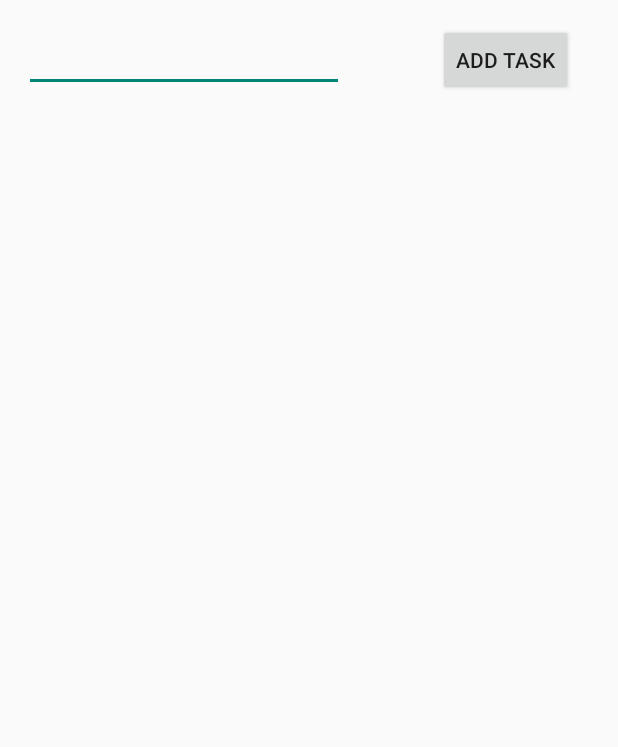
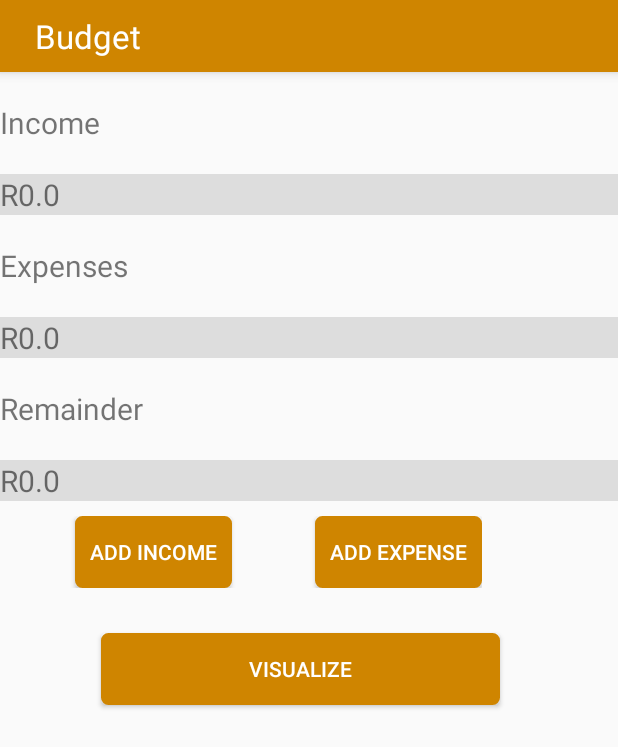
Before and after one commit to Pop-Circle/Personal-Assistant, an Android app: the screen it shows after launch (TaskManager before the commit, Budget after it), on a phone screen of 412 x 824 dp. Shown: the top 747 px of the screen. Run offline under Robolectric (Android 15) with nearby library versions, the phone set to English and light mode, and no system bars.

Commit message:
Created Basis for budget section in app
Created popups for onclicks of add income and add expense

```diff
--- /dev/null
+++ b/PersonalAssistant/app/src/main/java/pop_circle/personalassistant/Budget.java
@@ -0,0 +1,126 @@
+package pop_circle.personalassistant;
+
+import android.app.AlertDialog;
+import android.content.Context;
+import android.content.DialogInterface;
+import android.os.Bundle;
+import android.support.v7.app.AppCompatActivity;
+import android.view.LayoutInflater;
+import android.view.View;
+import android.view.ViewGroup;
+import android.widget.Button;
+import android.widget.EditText;
+import android.widget.PopupWindow;
+import android.widget.TextView;
+
+
+/**
+ * Created by Stashie on 2015/09/27.
+ */
+public class Budget extends AppCompatActivity {
+
+    private Button addIncome, addExpense, visualize;
+
+    final Context context = this;
+    protected void onCreate(Bundle savedInstanceState) {
+        super.onCreate(savedInstanceState);
+        setContentView(R.layout.activity_budget);
+        addIncome = (Button) findViewById(R.id.btnIncome);
+        addExpense = (Button) findViewById(R.id.btnExp);
+        visualize = (Button) findViewById(R.id.btnVisualize);
+
+        addIncome.setOnClickListener(new View.OnClickListener() {
+            @Override
+            public void onClick(View arg0) {
+
+                // get prompts.xml view
+                LayoutInflater li = LayoutInflater.from(context);
+                View promptsView = li.inflate(R.layout.popup_income, null);
+
+                AlertDialog.Builder alertDialogBuilder = new AlertDialog.Builder(
+                        context);
+
+                // set prompts.xml to alertdialog builder
+                alertDialogBuilder.setView(promptsView);
+
+                final EditText userInput = (EditText) promptsView
+                        .findViewById(R.id.edtInAmount);
+
+                // set dialog message
+                /*
+                alertDialogBuilder
+                        .setCancelable(false)
+                        .setPositiveButton("OK",
+                                new DialogInterface.OnClickListener() {
+                                    public void onClick(DialogInterface dialog,int id) {
+                                        // get user input and set it to result
+                                        // edit text
+                                        result.setText(userInput.getText());
+                                    }
+                                })
+                        .setNegativeButton("Cancel",
+                                new DialogInterface.OnClickListener() {
+                                    public void onClick(DialogInterface dialog,int id) {
+                                        dialog.cancel();
+                                    }
+                                });*/
+
+                // create alert dialog
+                AlertDialog alertDialog = alertDialogBuilder.create();
+
+                // show it
+                alertDialog.show();
+
+            }
+        });
+
+        addExpense.setOnClickListener(new View.OnClickListener() {
+            @Override
+            public void onClick(View arg0) {
+
+                // get prompts.xml view
+                LayoutInflater li = LayoutInflater.from(context);
+                View promptsView = li.inflate(R.layout.popup_expense, null);
+
+                AlertDialog.Builder alertDialogBuilder = new AlertDialog.Builder(
+                        context);
+
+                // set prompts.xml to alertdialog builder
+                alertDialogBuilder.setView(promptsView);
+
+                final EditText userInput = (EditText) promptsView
+                        .findViewById(R.id.edtExAmount);
+
+                // set dialog message
+                /*
+                alertDialogBuilder
+                        .setCancelable(false)
+                        .setPositiveButton("OK",
+                                new DialogInterface.OnClickListener() {
+                                    public void onClick(DialogInterface dialog,int id) {
+                                        // get user input and set it to result
+                                        // edit text
+                                        result.setText(userInput.getText());
+                                    }
+                                })
+                        .setNegativeButton("Cancel",
+                                new DialogInterface.OnClickListener() {
+                                    public void onClick(DialogInterface dialog,int id) {
+                                        dialog.cancel();
+                                    }
+                                });*/
+
+                // create alert dialog
+                AlertDialog alertDialog = alertDialogBuilder.create();
+
+                // show it
+                alertDialog.show();
+
+            }
+        });
+
+               // popupWindow.showAsDropDown(addIncome, 50, -30);
+
+
+    }
+}
--- /dev/null
+++ b/PersonalAssistant/app/src/main/res/layout/activity_budget.xml
@@ -0,0 +1,134 @@
+<?xml version="1.0" encoding="utf-8"?>
+<LinearLayout xmlns:android="http://schemas.android.com/apk/res/android"
+    android:orientation="vertical" android:layout_width="match_parent"
+    android:layout_height="match_parent"
+    android:weightSum="1">
+
+    <LinearLayout
+        android:orientation="horizontal"
+        android:layout_width="fill_parent"
+        android:layout_height="48dp"
+        android:background="#cf8500"
+        android:layout_alignParentRight="true"
+        android:layout_alignParentEnd="true"
+        android:gravity="center_vertical"
+        android:id="@+id/linearLayout"
+        android:elevation="5dp"
+        android:padding="3dp" >
+
+        <TextView
+            android:layout_width="wrap_content"
+            android:layout_height="wrap_content"
+            android:textAppearance="?android:attr/textAppearanceLarge"
+            android:text="Budget"
+            android:id="@+id/personalizeHeader"
+            android:textColor="#ffffff"
+            android:paddingLeft="20dp"
+            android:layout_weight="1" />
+
+    </LinearLayout>
+
+    <TextView
+        android:layout_width="wrap_content"
+        android:layout_height="wrap_content"
+        android:text="Income"
+        android:id="@+id/textIncome"
+        android:textSize="20dp"
+        android:layout_weight="0.05"
+        android:layout_marginTop="20dp" />
+
+    <LinearLayout
+        android:layout_width="fill_parent"
+        android:layout_height="wrap_content"
+        android:background="@color/caldroid_lighter_gray">
+    <TextView
+        android:layout_width="match_parent"
+        android:layout_height="wrap_content"
+        android:inputType="numberDecimal"
+        android:ems="10"
+        android:id="@+id/editIncome"
+        android:textSize="20dp"
+        android:text="R0.0" />
+        </LinearLayout>
+
+    <TextView
+        android:layout_width="wrap_content"
+        android:layout_height="wrap_content"
+        android:text="Expenses"
+        android:id="@+id/txtExp"
+        android:textSize="20dp"
+        android:layout_weight="0.05"
+        android:layout_marginTop="20dp" />
+    <LinearLayout
+        android:layout_width="fill_parent"
+        android:layout_height="wrap_content"
+        android:background="@color/caldroid_lighter_gray">
+    <TextView
+        android:layout_width="match_parent"
+        android:layout_height="wrap_content"
+        android:inputType="numberDecimal"
+        android:ems="10"
+        android:textSize="20dp"
+        android:id="@+id/editExp"
+        android:text="R0.0" />
+        </LinearLayout>
+
+    <TextView
+        android:layout_width="wrap_content"
+        android:layout_height="wrap_content"
+        android:text="Remainder"
+        android:id="@+id/textRem"
+        android:textSize="20dp"
+        android:layout_weight="0.05"
+        android:layout_marginTop="20dp" />
+<LinearLayout
+    android:layout_width="fill_parent"
+    android:layout_height="wrap_content"
+    android:background="@color/caldroid_lighter_gray">
+    <TextView
+        android:layout_width="match_parent"
+        android:layout_height="wrap_content"
+        android:inputType="numberDecimal"
+        android:ems="10"
+        android:textSize="20dp"
+        android:id="@+id/editRem"
+        android:text="R0.0"/>
+</LinearLayout>
+<RelativeLayout
+    android:layout_width="wrap_content"
+    android:layout_height="wrap_content"
+    android:layout_marginTop="10dp">
+    <Button
+        style="?android:attr/buttonStyleSmall"
+        android:layout_marginLeft="50dp"
+        android:layout_width="wrap_content"
+        android:layout_height="wrap_content"
+        android:text="Add Income"
+        android:id="@+id/btnIncome"
+        android:background="@drawable/custom_button"
+        android:textColor="#ffffff"/>
+
+    <Button
+        style="?android:attr/buttonStyleSmall"
+        android:textColor="#ffffff"
+        android:layout_marginLeft="210dp"
+        android:layout_width="wrap_content"
+        android:layout_height="wrap_content"
+        android:text="Add Expense"
+        android:id="@+id/btnExp"
+        android:layout_gravity="center_horizontal"
+        android:background="@drawable/custom_button"/>
+</RelativeLayout>
+
+    <Button
+        android:layout_marginTop="30dp"
+        android:layout_marginRight="5dp"
+        android:layout_width="266dp"
+        android:layout_height="wrap_content"
+        android:text="Visualize"
+        android:id="@+id/btnVisualize"
+        android:layout_gravity="center_horizontal"
+        android:background="@drawable/custom_button"
+        android:textColor="#ffffff"/>
+
+</LinearLayout>
--- a/PersonalAssistant/app/src/main/res/layout/activity_register.xml
+++ b/PersonalAssistant/app/src/main/res/layout/activity_register.xml
@@ -16,7 +16,7 @@
         android:elevation="5dp"
         android:padding="3dp"
         android:text="Register"
-        android:id="@+id/textLogin"
+        android:id="@+id/textReg"
         android:layout_weight="0.11"
         android:textSize="50dp"
         android:textColor="#ffffff"/>
@@ -24,6 +24,7 @@
     <TextView
         android:layout_width="wrap_content"
         android:layout_height="wrap_content"
+        android:layout_marginTop="20dp"
         android:text="Name"
         android:id="@+id/textName"
         android:layout_weight="0.02"
@@ -75,7 +76,7 @@
         android:focusableInTouchMode="true" />
 
     <Button
-        android:layout_width="262dp"
+        android:layout_width="match_parent"
         android:layout_height="wrap_content"
         android:text="Register"
         android:id="@+id/buttReg"
```
Also changed, not shown: PersonalAssistant/app/src/main/AndroidManifest.xml (+14 -8 lines), PersonalAssistant/app/src/main/res/layout/activity_login.xml (+11 -5 lines), PersonalAssistant/app/src/main/res/layout/popup_expense.xml (added, +57 -0 lines), PersonalAssistant/app/src/main/res/layout/popup_income.xml (added, +45 -0 lines), PersonalAssistant/app/src/main/res/values/strings.xml (+13 -0 lines).
